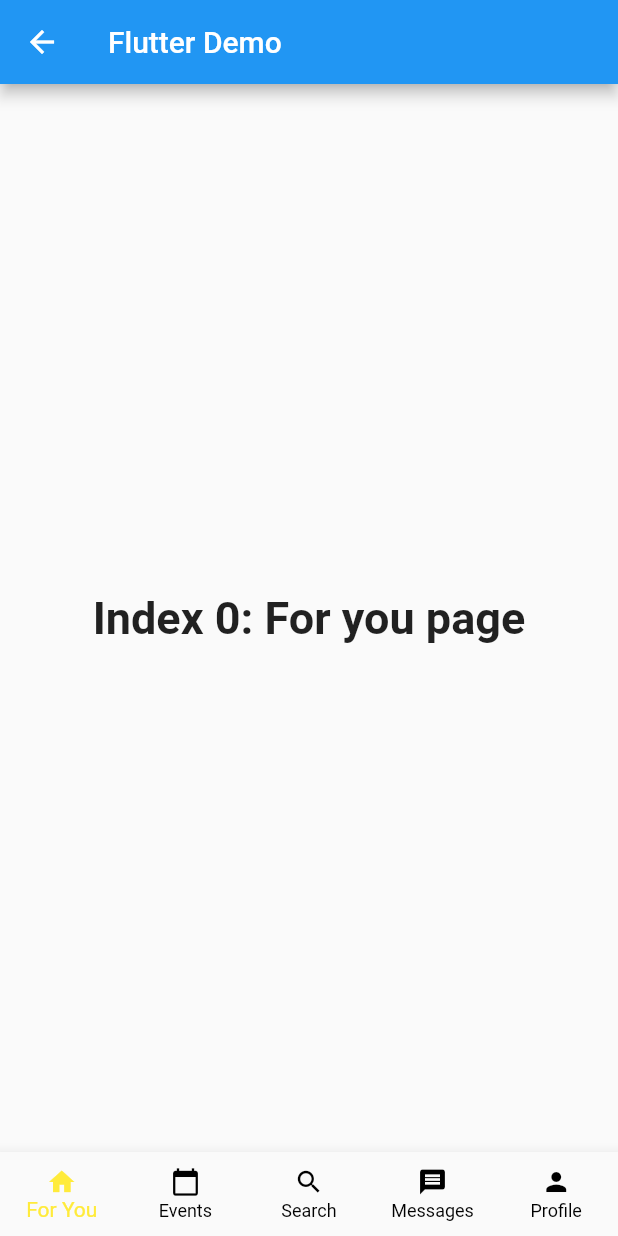
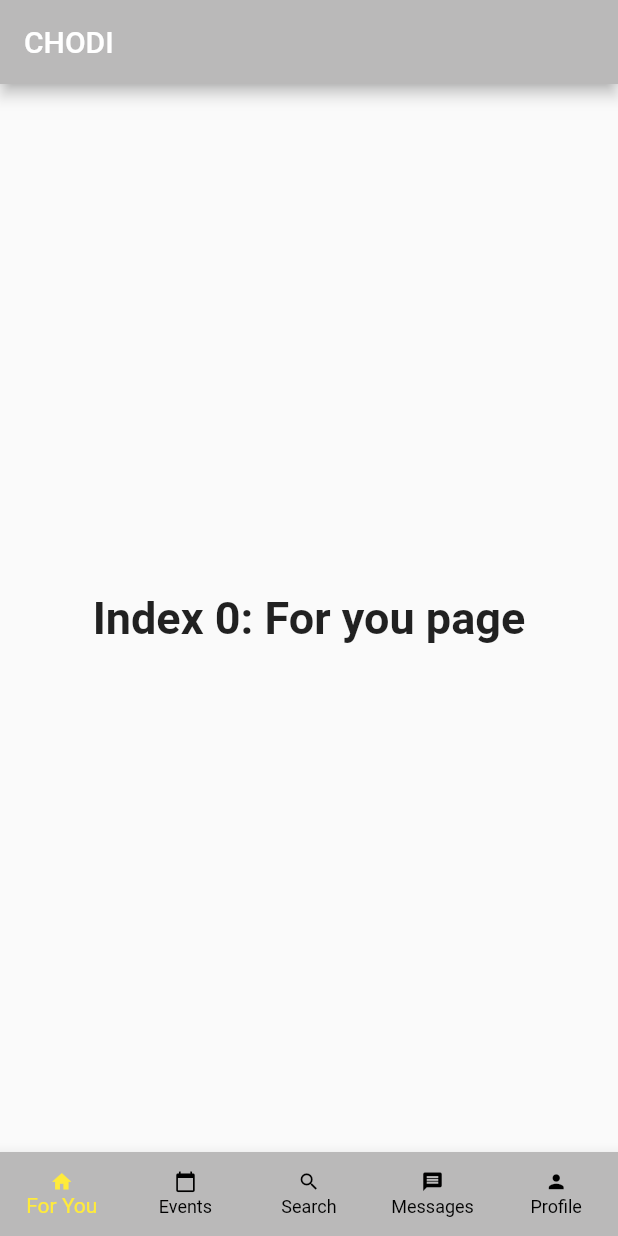
Before and after one commit to ChoDi-App/ChoDi, a Flutter app: the HomeScreen screen opened directly, on a phone screen of 412 x 824 dp. Run offline on Flutter 3.47's test engine with Material 2 defaults, Android fonts, the phone set to English and light mode, and no system bars.

```diff
--- a/chodi_app/lib/constants/AppColors.dart
+++ b/chodi_app/lib/constants/AppColors.dart
@@ -1,3 +1,3 @@
 import 'package:flutter/material.dart';
 
-const mainColor = Color.fromRGBO(186, 185, 185, 100.0);
+const primaryColor = Color.fromRGBO(186, 185, 185, 100.0);
--- a/chodi_app/lib/screens/home.dart
+++ b/chodi_app/lib/screens/home.dart
@@ -45,7 +45,7 @@ class _HomeScreenState extends State<HomeScreen> {
     return Scaffold(
       appBar: AppBar(
 
-        title: Text('Flutter Demo'),
+        title: Text('CHODI'),
         backgroundColor: primaryColor,
       ),
       body: Center(
@@ -75,7 +75,7 @@ class _HomeScreenState extends State<HomeScreen> {
           ),
         ],
         backgroundColor: primaryColor,
-        iconSize: 20.0,
+        iconSize:15.0,
         currentIndex: _selectedIndex,
         //selectedItemColor: Colors.black,
         onTap: _onItemTapped,
```
Also changed, not shown: chodi_app/lib/main.dart (+2 -58 lines), 4 other files.
